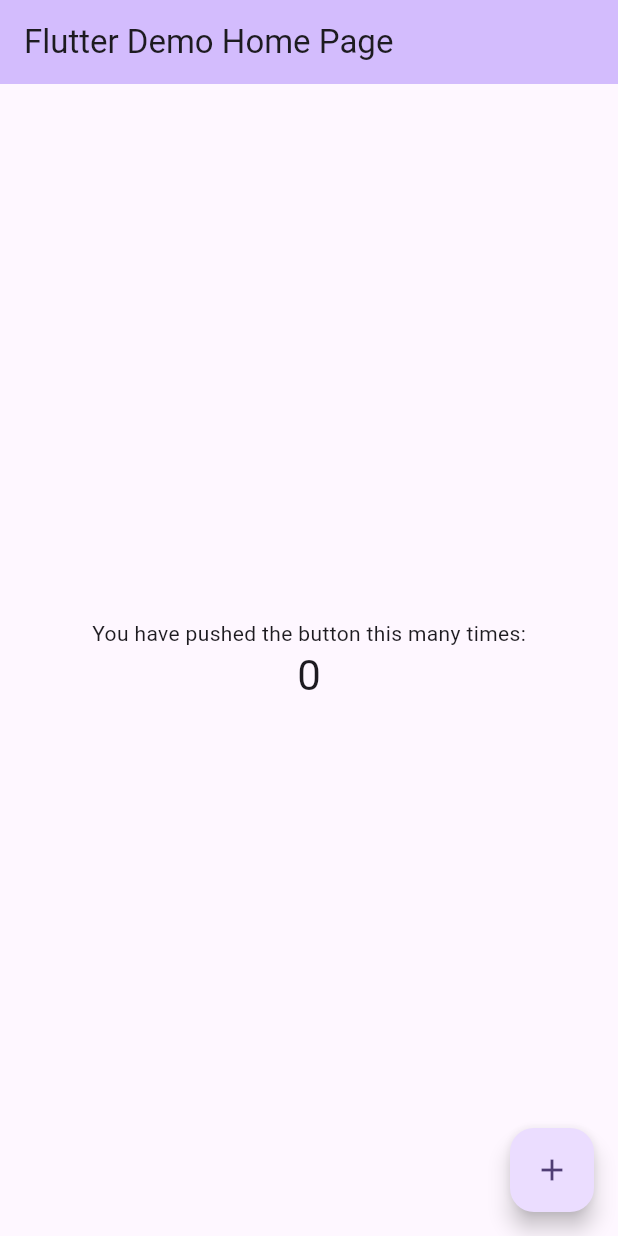
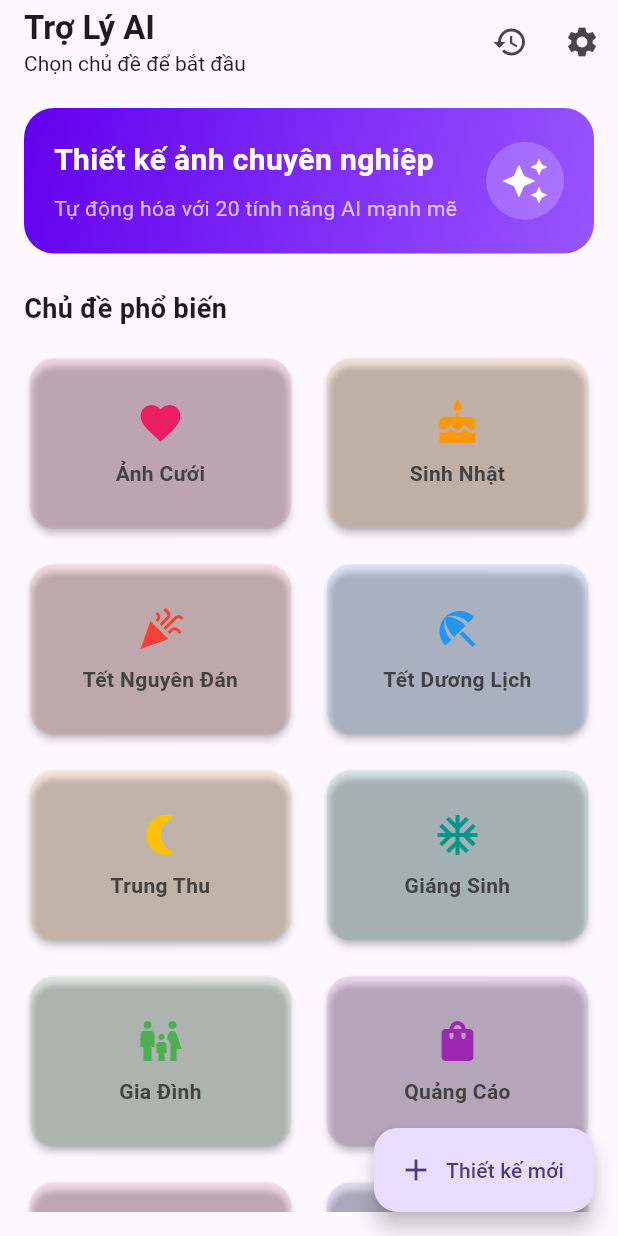
Before and after one commit to could-ai/019aabe1-fc58-7350-a43c-b90de55ef4ba, a Flutter app: the screen it shows after launch, on a phone screen of 412 x 824 dp. Run offline on Flutter 3.47's test engine with Material 3 defaults, Android fonts, the phone set to English and light mode, and no system bars; our stand-ins replace image_picker.

Commit message:
Added image_picker dependency to allow users to upload photos from their device gallery as requested.; Setup main application entry point with Vietnamese title and Material 3 theme configuration.; Created dashboard screen displaying various design themes (Wedding, Tet, Christmas, etc.) as requested.; Implemented the main Editor Screen containing: 1. Upload sections for Source, Model, and Product photos. 2. Resolution (1k-8k) and Aspect Ratio (Social Media) selectors. 3. Vietnamese text prompt input. 4. Toggle list for all 20 requested automatic AI features. 5. Mock generation logic.

```diff
--- a/usr/lib/main.dart
+++ b/usr/lib/main.dart
@@ -1,123 +1,43 @@
 import 'package:flutter/material.dart';
+import 'screens/dashboard_screen.dart';
 
 void main() {
-  runApp(const MyApp());
+  runApp(const AIDesignApp());
 }
 
-class MyApp extends StatelessWidget {
-  const MyApp({super.key});
+class AIDesignApp extends StatelessWidget {
+  const AIDesignApp({super.key});
 
-  // This widget is the root of your application.
   @override
   Widget build(BuildContext context) {
     return MaterialApp(
-      title: 'Flutter Demo',
+      title: 'Trợ Lý AI Thiết Kế',
       debugShowCheckedModeBanner: false,
       theme: ThemeData(
-        // This is the theme of your application.
-        //
-        // TRY THIS: Try running your application with "flutter run". You'll see
-        // the application has a purple toolbar. Then, without quitting the app,
-        // try changing the seedColor in the colorScheme below to Colors.green
-        // and then invoke "hot reload" (save your changes or press the "hot
-        // reload" button in a Flutter-supported IDE, or press "r" if you used
-        // the command line to start the app).
-        //
-        // Notice that the counter didn't reset back to zero; the application
-        // state is not lost during the reload. To reset the state, use hot
-        // restart instead.
-        //
-        // This works for code too, not just values: Most code changes can be
-        // tested with just a hot reload.
-        colorScheme: ColorScheme.fromSeed(seedColor: Colors.deepPurple),
+        colorScheme: ColorScheme.fromSeed(
+          seedColor: const Color(0xFF6200EE),
+          brightness: Brightness.light,
+        ),
+        useMaterial3: true,
+        fontFamily: 'Roboto', // Default system font, works well for Vietnamese
+        inputDecorationTheme: InputDecorationTheme(
+          border: OutlineInputBorder(
+            borderRadius: BorderRadius.circular(12),
+          ),
+          filled: true,
+          fillColor: Colors.grey.shade50,
+        ),
+        cardTheme: CardTheme(
+          elevation: 2,
+          shape: RoundedRectangleBorder(
+            borderRadius: BorderRadius.circular(16),
+          ),
+        ),
       ),
       initialRoute: '/',
       routes: {
-        '/': (context) => const MyHomePage(title: 'Flutter Demo Home Page'),
+        '/': (context) => const DashboardScreen(),
       },
     );
   }
 }
-
-class MyHomePage extends StatefulWidget {
-  const MyHomePage({super.key, required this.title});
-
-  // This widget is the home page of your application. It is stateful, meaning
-  // that it has a State object (defined below) that contains fields that affect
-  // how it looks.
-
-  // This class is the configuration for the state. It holds the values (in this
-  // case the title) provided by the parent (in this case the App widget) and
-  // used by the build method of the State. Fields in a Widget subclass are
-  // always marked "final".
-
-  final String title;
-
-  @override
-  State<MyHomePage> createState() => _MyHomePageState();
-}
-
-class _MyHomePageState extends State<MyHomePage> {
-  int _counter = 0;
-
-  void _incrementCounter() {
-    setState(() {
-      // This call to setState tells the Flutter framework that something has
-      // changed in this State, which causes it to rerun the build method below
-      // so that the display can reflect the updated values. If we changed
-      // _counter without calling setState(), then the build method would not be
-      // called again, and so nothing would appear to happen.
-      _counter++;
-    });
-  }
-
-  @override
-  Widget build(BuildContext context) {
-    // This method is rerun every time setState is called, for instance as done
-    // by the _incrementCounter method above.
-    //
-    // The Flutter framework has been optimized to make rerunning build methods
-    // fast, so that you can just rebuild anything that needs updating rather
-    // than having to individually change instances of widgets.
-    return Scaffold(
-      appBar: AppBar(
-        // TRY THIS: Try changing the color here to a specific color (to
-        // Colors.amber, perhaps?) and trigger a hot reload to see the AppBar
-        // change color while the other colors stay the same.
-        backgroundColor: Theme.of(context).colorScheme.inversePrimary,
-        // Here we take the value from the MyHomePage object that was created by
-        // the App.build method, and use it to set our appbar title.
-        title: Text(widget.title),
-      ),
-      body: Center(
-        // Center is a layout widget. It takes a single child and positions it
-        // in the middle of the parent.
-        child: Column(
-          // Column is also a layout widget. It takes a list of children and
-          // arranges them vertically. By default, it sizes itself to fit its
-          // children horizontally, and tries to be as tall as its parent.
-          //
-          // Column has various properties to control how it sizes itself and
-          // how it positions its children. Here we use mainAxisAlignment to
-          // center the children vertically; the main axis here is the vertical
-          // axis because Columns are vertical (the cross axis would be
-          // horizontal).
-          //
-          // TRY THIS: Invoke "debug painting" (choose the "Toggle Debug Paint"
-          // action in the IDE, or press "p" in the console), to see the
-          // wireframe for each widget.
-          mainAxisAlignment: MainAxisAlignment.center,
-          children: <Widget>[
-            const Text('You have pushed the button this many times:'),
-            Text('$_counter', style: Theme.of(context).textTheme.headlineMedium),
-          ],
-        ),
-      ),
-      floatingActionButton: FloatingActionButton(
-        onPressed: _incrementCounter,
-        tooltip: 'Increment',
-        child: const Icon(Icons.add),
-      ), // This trailing comma makes auto-formatting nicer for build methods.
-    );
-  }
-}
--- /dev/null
+++ b/usr/lib/screens/dashboard_screen.dart
@@ -0,0 +1,158 @@
+import 'package:flutter/material.dart';
+import 'editor_screen.dart';
+
+class DashboardScreen extends StatelessWidget {
+  const DashboardScreen({super.key});
+
+  final List<Map<String, dynamic>> _categories = const [
+    {'icon': Icons.favorite, 'label': 'Ảnh Cưới', 'color': Colors.pink},
+    {'icon': Icons.cake, 'label': 'Sinh Nhật', 'color': Colors.orange},
+    {'icon': Icons.celebration, 'label': 'Tết Nguyên Đán', 'color': Colors.red},
+    {'icon': Icons.beach_access, 'label': 'Tết Dương Lịch', 'color': Colors.blue},
+    {'icon': Icons.nightlight_round, 'label': 'Trung Thu', 'color': Colors.amber},
+    {'icon': Icons.ac_unit, 'label': 'Giáng Sinh', 'color': Colors.teal},
+    {'icon': Icons.family_restroom, 'label': 'Gia Đình', 'color': Colors.green},
+    {'icon': Icons.shopping_bag, 'label': 'Quảng Cáo', 'color': Colors.purple},
+    {'icon': Icons.woman, 'label': '8/3 & 20/10', 'color': Colors.pinkAccent},
+    {'icon': Icons.school, 'label': '20/11', 'color': Colors.indigo},
+  ];
+
+  @override
+  Widget build(BuildContext context) {
+    return Scaffold(
+      appBar: AppBar(
+        title: const Column(
+          crossAxisAlignment: CrossAxisAlignment.start,
+          children: [
+            Text('Trợ Lý AI', style: TextStyle(fontWeight: FontWeight.bold)),
+            Text('Chọn chủ đề để bắt đầu', style: TextStyle(fontSize: 14)),
+          ],
+        ),
+        actions: [
+          IconButton(
+            icon: const Icon(Icons.history),
+            onPressed: () {},
+            tooltip: 'Lịch sử',
+          ),
+          IconButton(
+            icon: const Icon(Icons.settings),
+            onPressed: () {},
+            tooltip: 'Cài đặt',
+          ),
+        ],
+      ),
+      body: Padding(
+        padding: const EdgeInsets.all(16.0),
+        child: Column(
+          crossAxisAlignment: CrossAxisAlignment.start,
+          children: [
+            Container(
+              padding: const EdgeInsets.all(20),
+              decoration: BoxDecoration(
+                gradient: const LinearGradient(
+                  colors: [Color(0xFF6200EE), Color(0xFF9955FF)],
+                  begin: Alignment.topLeft,
+                  end: Alignment.bottomRight,
+                ),
+                borderRadius: BorderRadius.circular(20),
+              ),
+              child: Row(
+                children: [
+                  const Expanded(
+                    child: Column(
+                      crossAxisAlignment: CrossAxisAlignment.start,
+                      children: [
+                        Text(
+                          'Thiết kế ảnh chuyên nghiệp',
+                          style: TextStyle(
+                            color: Colors.white,
+                            fontSize: 20,
+                            fontWeight: FontWeight.bold,
+                          ),
+                        ),
+                        SizedBox(height: 8),
+                        Text(
+                          'Tự động hóa với 20 tính năng AI mạnh mẽ',
+                          style: TextStyle(color: Colors.white70),
+                        ),
+                      ],
+                    ),
+                  ),
+                  Container(
+                    padding: const EdgeInsets.all(10),
+                    decoration: BoxDecoration(
+                      color: Colors.white.withOpacity(0.2),
+                      shape: BoxShape.circle,
+                    ),
+                    child: const Icon(Icons.auto_awesome, color: Colors.white, size: 32),
+                  ),
+                ],
+              ),
+            ),
+            const SizedBox(height: 24),
+            const Text(
+              'Chủ đề phổ biến',
+              style: TextStyle(fontSize: 18, fontWeight: FontWeight.bold),
+            ),
+            const SizedBox(height: 16),
+            Expanded(
+              child: GridView.builder(
+                gridDelegate: const SliverGridDelegateWithFixedCrossAxisCount(
+                  crossAxisCount: 2,
+                  childAspectRatio: 1.5,
+                  crossAxisSpacing: 16,
+                  mainAxisSpacing: 16,
+                ),
+                itemCount: _categories.length,
+                itemBuilder: (context, index) {
+                  final item = _categories[index];
+                  return InkWell(
+                    onTap: () {
+                      Navigator.push(
+                        context,
+                        MaterialPageRoute(
+                          builder: (context) => EditorScreen(initialTheme: item['label']),
+                        ),
+                      );
+                    },
+                    child: Card(
+                      elevation: 2,
+                      color: (item['color'] as Color).withOpacity(0.1),
+                      child: Column(
+                        mainAxisAlignment: MainAxisAlignment.center,
+                        children: [
+                          Icon(item['icon'], size: 32, color: item['color']),
+                          const SizedBox(height: 8),
+                          Text(
+                            item['label'],
+                            style: TextStyle(
+                              fontWeight: FontWeight.bold,
+                              color: Colors.grey.shade800,
+                            ),
+                            textAlign: TextAlign.center,
+                          ),
+                        ],
+                      ),
+                    ),
+                  );
+                },
+              ),
+            ),
+          ],
+        ),
+      ),
+      floatingActionButton: FloatingActionButton.extended(
+        onPressed: () {
+           Navigator.push(
+            context,
+            MaterialPageRoute(
+              builder: (context) => const EditorScreen(initialTheme: 'Tùy chỉnh'),
+            ),
+          );
+        },
+        label: const Text('Thiết kế mới'),
+        icon: const Icon(Icons.add),
+      ),
+    );
+  }
+}
```
Also changed, not shown: usr/lib/screens/editor_screen.dart (added, +332 -0 lines), usr/pubspec.yaml (+3 -70 lines).
